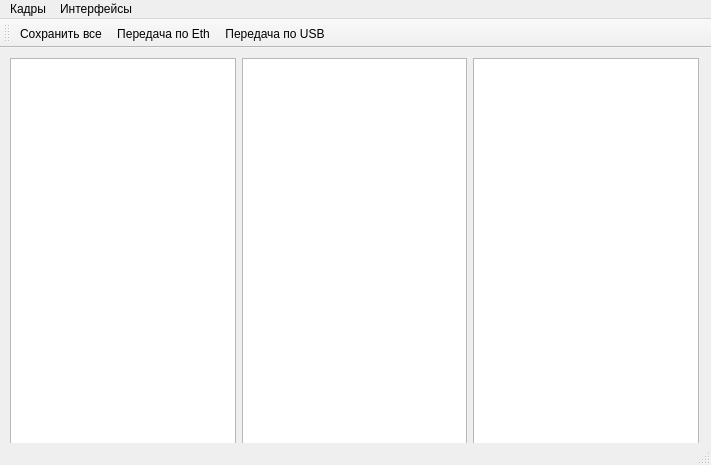
Before: the Qt Designer form mainwindow.ui in Gorbykov/InterfaceTester, drawn with Qt 5.
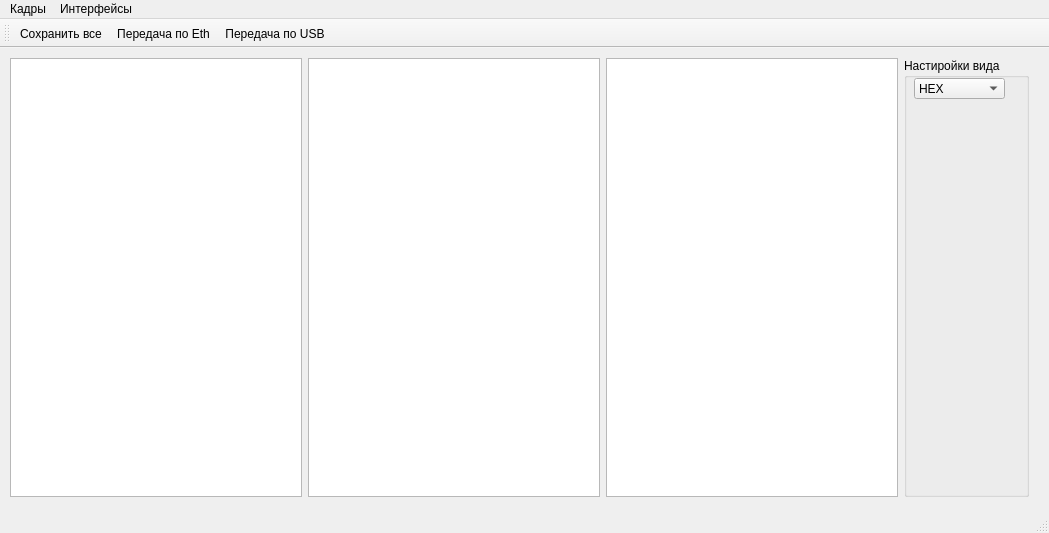
After: the same form once the commit is applied.

Diff of the .ui file:
```diff
--- a/mainwindow.ui
+++ b/mainwindow.ui
@@ -6,8 +6,8 @@
    <rect>
     <x>0</x>
     <y>0</y>
-    <width>711</width>
-    <height>465</height>
+    <width>1049</width>
+    <height>533</height>
    </rect>
   </property>
   <property name="windowTitle">
@@ -19,8 +19,8 @@
      <rect>
       <x>-1</x>
       <y>-1</y>
-      <width>711</width>
-      <height>411</height>
+      <width>1041</width>
+      <height>461</height>
      </rect>
     </property>
     <layout class="QHBoxLayout" name="horizontalLayout">
@@ -63,6 +63,33 @@
        </property>
       </widget>
      </item>
+     <item>
+      <widget class="QGroupBox" name="settingBox">
+       <property name="title">
+        <string>Настиройки вида</string>
+       </property>
+       <widget class="QComboBox" name="charView">
+        <property name="geometry">
+         <rect>
+          <x>10</x>
+          <y>20</y>
+          <width>91</width>
+          <height>21</height>
+         </rect>
+        </property>
+        <item>
+         <property name="text">
+          <string>HEX</string>
+         </property>
+        </item>
+        <item>
+         <property name="text">
+          <string>ASCII</string>
+         </property>
+        </item>
+       </widget>
+      </widget>
+     </item>
     </layout>
    </widget>
   </widget>
@@ -71,7 +98,7 @@
     <rect>
      <x>0</x>
      <y>0</y>
-     <width>711</width>
+     <width>1049</width>
      <height>21</height>
     </rect>
    </property>
```
